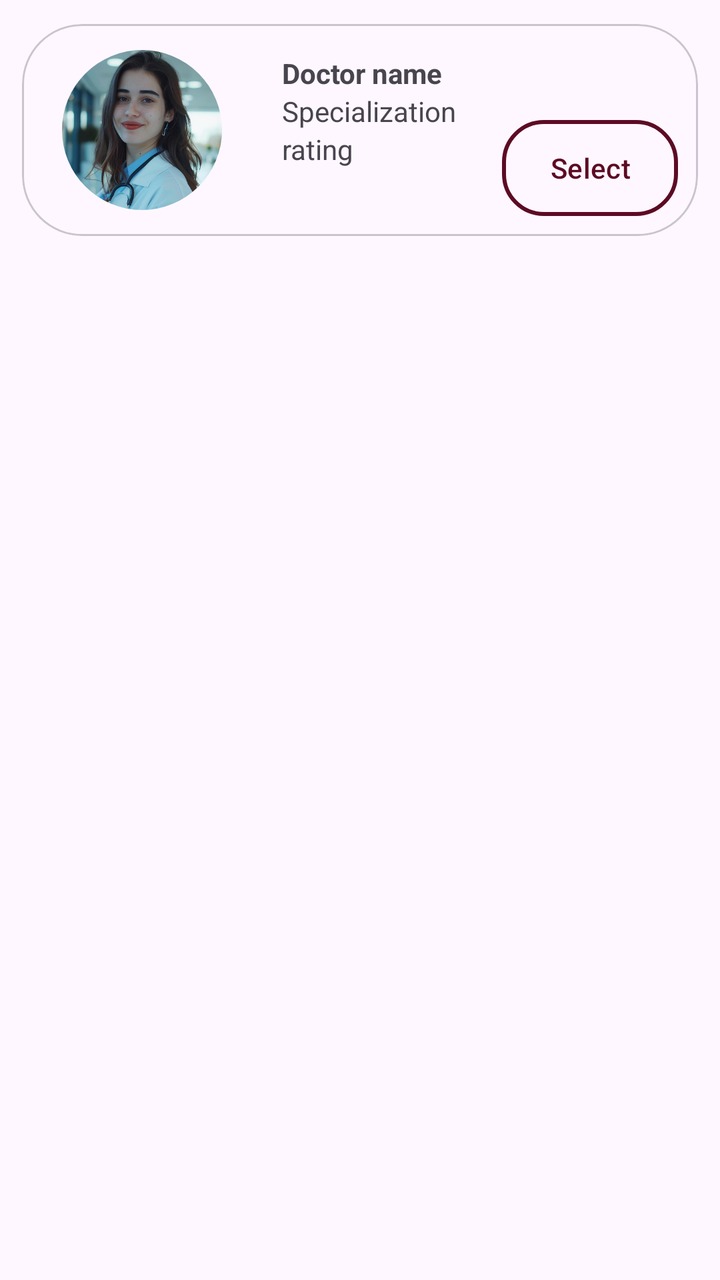
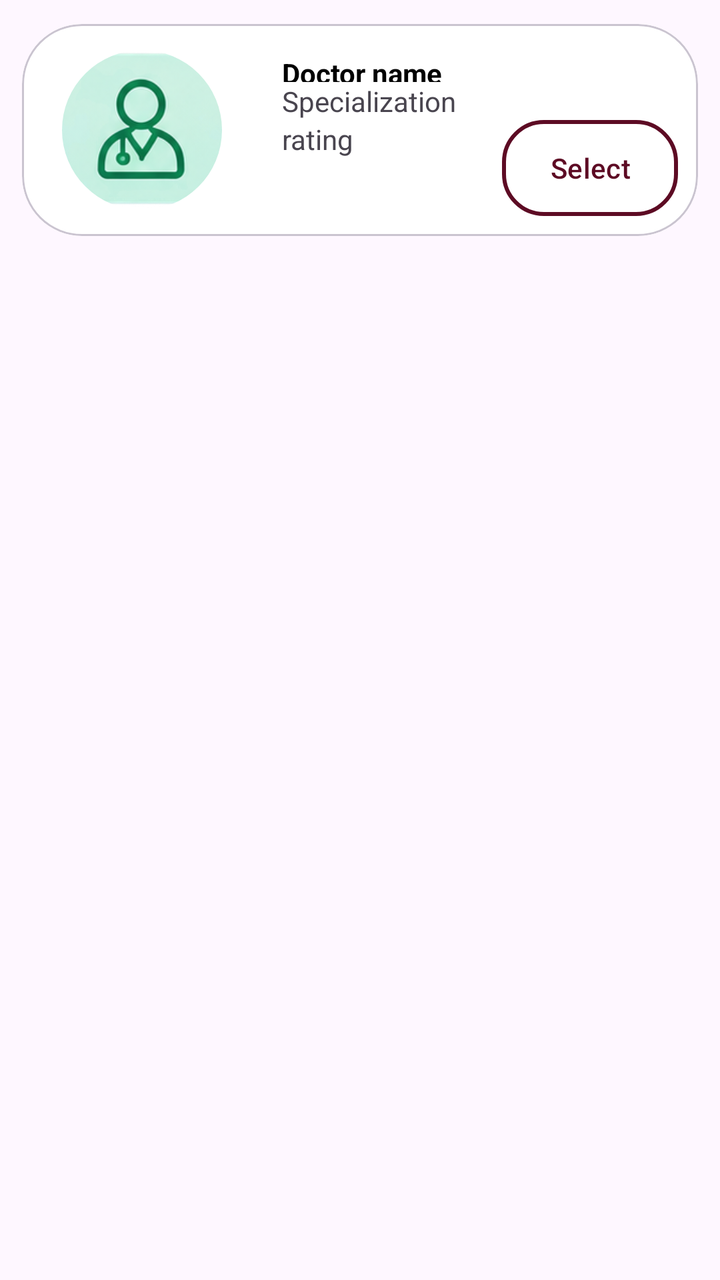

Compare the two renders of this Android layout. The source of the first and the diff that turns it into the second are given below.
<!-- AndroidManifest.xml: application theme Theme.Hospital_Appointment_System -->
<!-- res/layout/choise_card.xml -->
<?xml version="1.0" encoding="utf-8"?>
<LinearLayout xmlns:android="http://schemas.android.com/apk/res/android"
    android:layout_width="match_parent"
    android:layout_height="wrap_content"
    xmlns:app="http://schemas.android.com/apk/res-auto"
    android:orientation="vertical">


    <com.google.android.material.card.MaterialCardView
        android:layout_width="match_parent"
        android:layout_height="130dp"
        app:cardCornerRadius="30dp"
        app:cardUseCompatPadding="true"
        >


        <LinearLayout
            android:layout_width="match_parent"
            android:layout_height="match_parent"
            android:orientation="horizontal">

            <com.google.android.material.imageview.ShapeableImageView
                android:layout_width="80dp"
                android:layout_height="80dp"
                android:layout_marginLeft="20dp"
                android:src="@drawable/doctor_image"
                android:scaleType="centerCrop"
                android:layout_gravity="center_vertical"
                app:shapeAppearanceOverlay="@style/CircleImageView"/>

            <LinearLayout
                android:layout_width="wrap_content"
                android:layout_height="wrap_content"
                android:layout_marginStart="30dp"
                android:layout_marginTop="15dp"
                android:orientation="vertical">

                <TextView
                    android:id="@+id/doctorname"
                    android:layout_width="wrap_content"
                    android:layout_height="wrap_content"
                    android:textStyle="bold"
                    android:text="Doctor name "/>
                <TextView
                    android:id="@+id/spec"
                    android:layout_width="wrap_content"
                    android:layout_height="wrap_content"
                    android:text="Specialization"/>
                <TextView
                    android:id="@+id/rating"
                    android:layout_width="wrap_content"
                    android:layout_height="wrap_content"
                    android:text="rating"/>

            </LinearLayout>

        </LinearLayout>
        <com.google.android.material.button.MaterialButton
            android:id="@+id/selectDoctorBtn"
            android:layout_width="wrap_content"
            android:layout_height="wrap_content"
            android:layout_gravity="end|bottom"
            android:layout_marginRight="10dp"
            android:layout_marginBottom="10dp"
            android:text="Select"
            app:backgroundTint="@null"
            android:background="@drawable/selectbtn"
            android:textColor="@color/selectbtn"/>
    </com.google.android.material.card.MaterialCardView>

</LinearLayout>
<!-- resources referenced by this layout -->
<resources>
  <color name="selectbtn">#5D0B24</color>
  <!-- drawable doctor_image: png bitmap (drawable, 201036 bytes) -->
  <!-- drawable selectbtn (drawable) -->
  <?xml version="1.0" encoding="utf-8"?>
  <shape xmlns:android="http://schemas.android.com/apk/res/android"
      android:shape="rectangle">
  
      <corners android:radius="20dp"/>
  
      <stroke android:width="2dp" android:color="@color/selectbtn"/>
  
  </shape>
  <style name="CircleImageView">
          <item name="cornerFamily">rounded</item>
          <item name="cornerSize">50%</item>
      </style>
  <style name="Theme.Hospital_Appointment_System" parent="Base.Theme.Hospital_Appointment_System" />
  <style name="Base.Theme.Hospital_Appointment_System" parent="Theme.Material3.DayNight.NoActionBar">
          
          
      </style>
</resources>

<!-- the commit's change to res/layout/choise_card.xml (unified diff, before → after) -->
@@ -17,13 +17,14 @@
         <LinearLayout
             android:layout_width="match_parent"
             android:layout_height="match_parent"
+            android:background="@color/white"
             android:orientation="horizontal">
 
             <com.google.android.material.imageview.ShapeableImageView
                 android:layout_width="80dp"
                 android:layout_height="80dp"
                 android:layout_marginLeft="20dp"
-                android:src="@drawable/doctor_image"
+                android:src="@drawable/doctor"
                 android:scaleType="centerCrop"
                 android:layout_gravity="center_vertical"
                 app:shapeAppearanceOverlay="@style/CircleImageView"/>
@@ -38,9 +39,10 @@
                 <TextView
                     android:id="@+id/doctorname"
                     android:layout_width="wrap_content"
-                    android:layout_height="wrap_content"
-                    android:textStyle="bold"
-                    android:text="Doctor name "/>
+                    android:layout_height="14dp"
+                    android:text="Doctor name "
+                    android:textColor="@color/black"
+                    android:textStyle="bold" />
                 <TextView
                     android:id="@+id/spec"
                     android:layout_width="wrap_content"
<!-- resource entries referenced after the edit -->
@@ -1,7 +1,9 @@
 <!-- resources referenced by this layout -->
 <resources>
+  <color name="black">#FF000000</color>
   <color name="selectbtn">#5D0B24</color>
-  <!-- drawable doctor_image: png bitmap (drawable, 201036 bytes) -->
+  <color name="white">#FFFFFFFF</color>
+  <!-- drawable doctor: png bitmap (drawable, 33493 bytes) -->
   <!-- drawable selectbtn (drawable) -->
   <?xml version="1.0" encoding="utf-8"?>
   <shape xmlns:android="http://schemas.android.com/apk/res/android"
